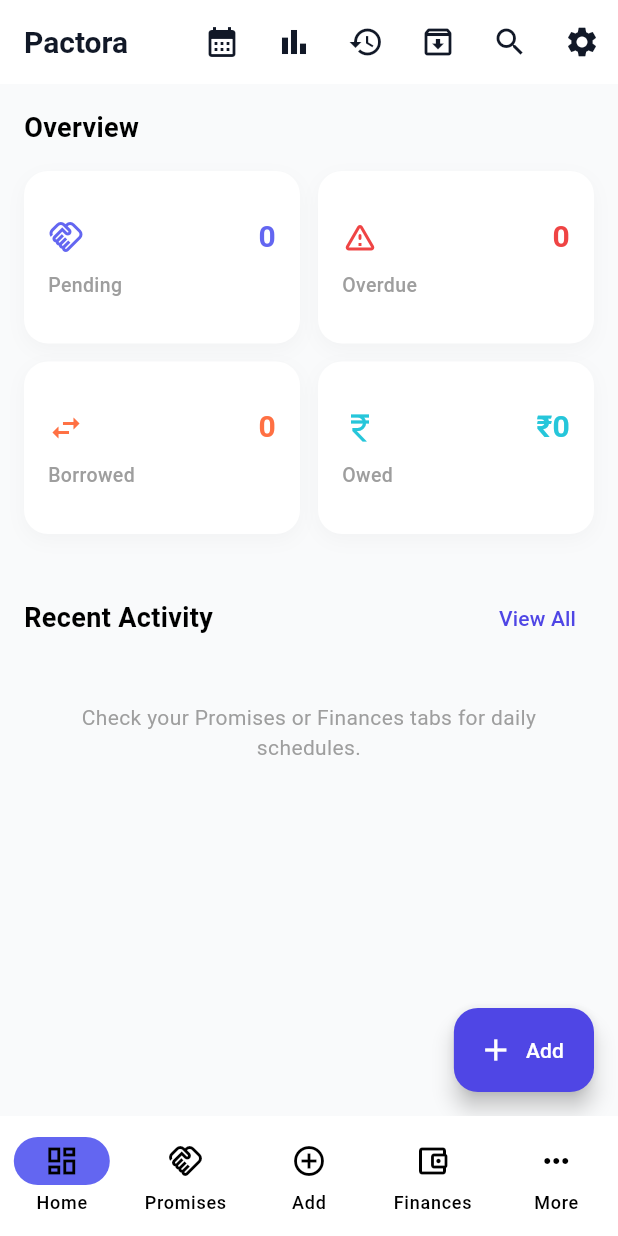
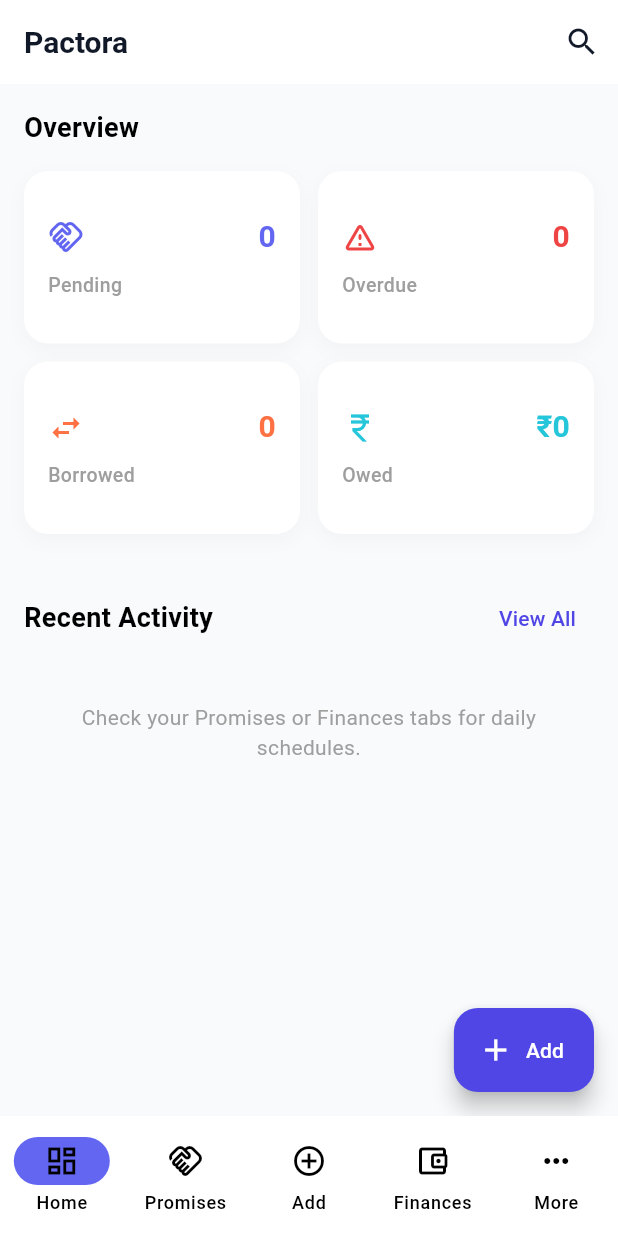
Before and after one commit to sooubh-labs/Pactora, a Flutter app: the DashboardScreen screen opened by its route, on a phone screen of 412 x 824 dp. Run offline on Flutter 3.47's test engine with Material 3 defaults, Android fonts, the phone set to English and light mode, and no system bars; our stand-ins replace file_picker, fl_chart, flutter_local_notifications, flutter_riverpod, flutter_slidable, gap and 8 more; missing offline and left inert: fast_contacts; accounts and stored records are empty; generated files the repository leaves out were written again.

Commit message:
refactor: clean up Dashboard AppBar actions

```diff
--- a/lib/features/dashboard/presentation/dashboard_screen.dart
+++ b/lib/features/dashboard/presentation/dashboard_screen.dart
@@ -18,28 +18,8 @@ class DashboardScreen extends ConsumerWidget {
         title: const Text('Pactora'),
         actions: [
           IconButton(
-            icon: const Icon(Icons.calendar_month),
-            onPressed: () => context.push('/calendar'),
-          ),
-          IconButton(
-            icon: const Icon(Icons.bar_chart),
-            onPressed: () => context.push('/stats'),
-          ),
-          IconButton(
-            icon: const Icon(Icons.history),
-            onPressed: () => context.push('/timeline'),
-          ),
-          IconButton(
-            icon: const Icon(Icons.archive_outlined),
-            onPressed: () => context.push('/archive'),
-          ),
-          IconButton(
             icon: const Icon(Icons.search),
             onPressed: () => context.push('/search'),
-          ),
-          IconButton(
-            icon: const Icon(Icons.settings),
-            onPressed: () => context.push('/settings'),
           ),
         ],
       ),
```
